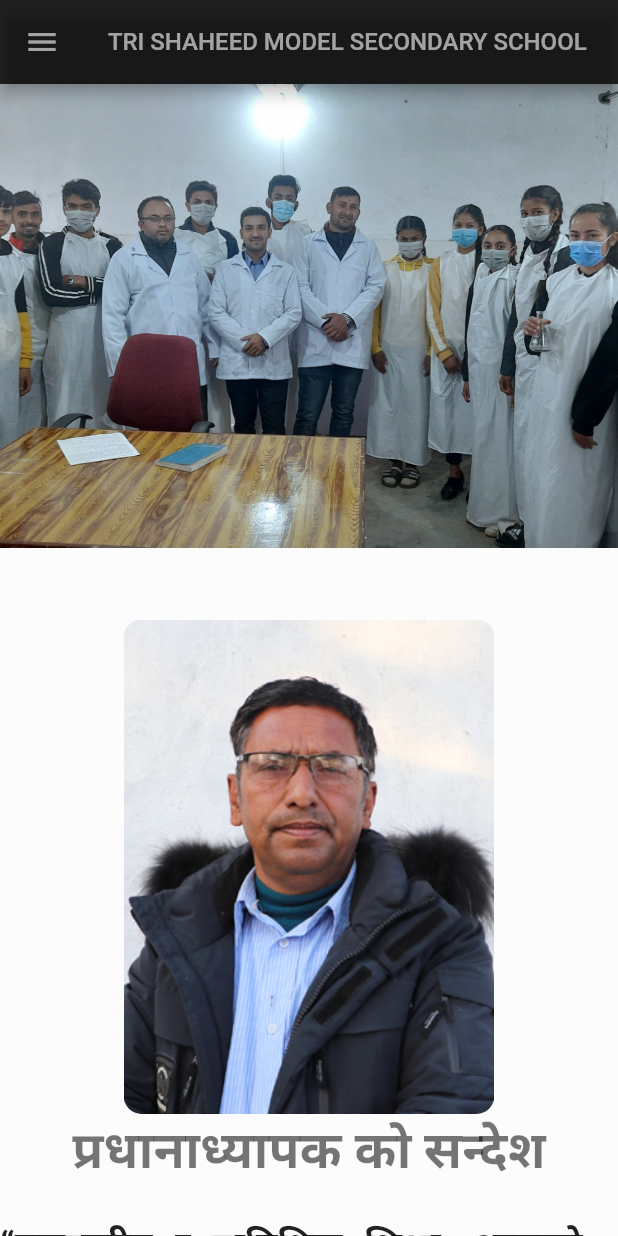
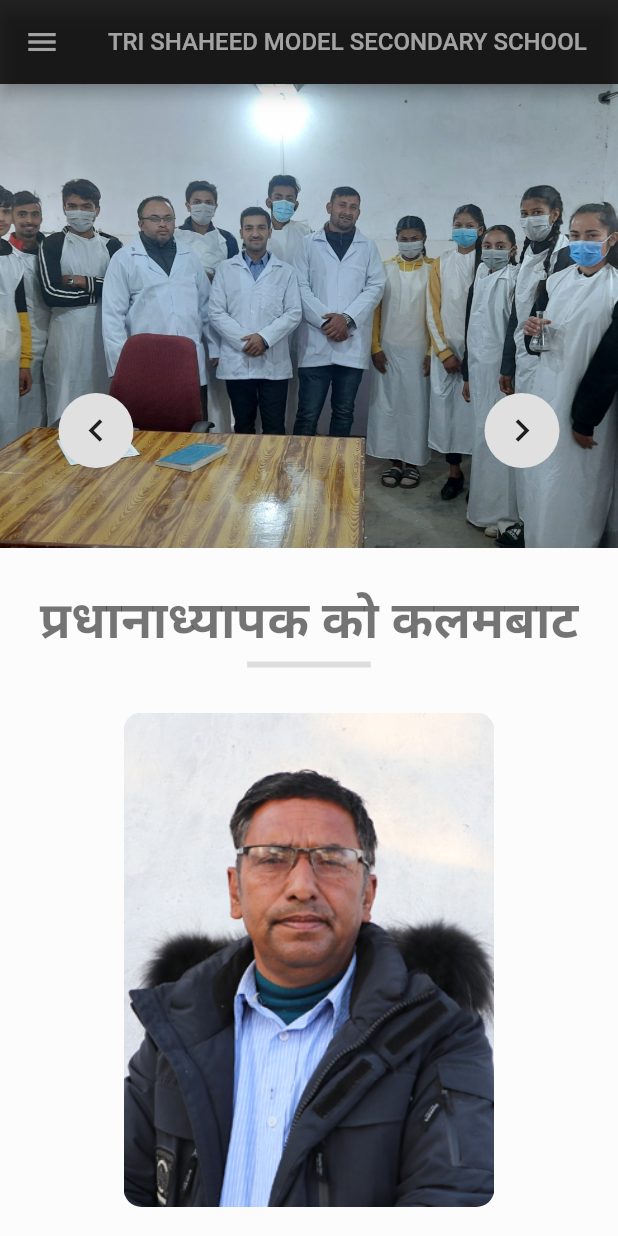
Before and after one commit to MohanDhakal/trishaheed-revamped, a Flutter app: the screen it shows after launch, on a phone screen of 412 x 824 dp. Run offline on Flutter 3.47's test engine with Material 2 defaults, Android fonts, the phone set to English and light mode, and no system bars; drawn by our look-alikes of carousel_slider; our stand-ins replace dartz, data_table_2, dio, responsive_framework, shimmer, url_strategy; missing offline and left inert: file_saver, flutter_quill, webviewx.

Commit message:
homepage ui improved:made responsive

```diff
--- a/lib/pages/home_page.dart
+++ b/lib/pages/home_page.dart
@@ -76,7 +76,9 @@ class _HomePageState extends State<HomePage> {
                     ),
                   ),
                   Positioned(
-                    top: size.height * 0.4,
+                    top: responsiveWrapper.isMobile
+                        ? size.height * 0.25
+                        : size.height * 0.4,
                     left: 20,
                     child: MaterialButton(
                       onPressed: () {
@@ -98,7 +100,9 @@ class _HomePageState extends State<HomePage> {
                     ),
                   ),
                   Positioned(
-                    top: size.height * 0.4,
+                    top: responsiveWrapper.isMobile
+                        ? size.height * 0.25
+                        : size.height * 0.4,
                     right: 20,
                     child: MaterialButton(
                       onPressed: () {
@@ -121,9 +125,24 @@ class _HomePageState extends State<HomePage> {
                   )
                 ],
               ),
-              SizedBox(height: 48),
+              SizedBox(height: 24),
+              Text(
+                'प्रधानाध्यापक को कलमबाट',
+                textAlign: TextAlign.center,
+                style: ResponsiveWrapper.of(context).isMobile
+                    ? Theme.of(context)
+                        .textTheme
+                        .headlineMedium
+                        ?.copyWith(fontWeight: FontWeight.bold)
+                    : Theme.of(context)
+                        .textTheme
+                        .headlineLarge
+                        ?.copyWith(fontWeight: FontWeight.bold),
+              ),
+              SizedBox(width: size.width * 0.2, child: Divider(thickness: 4)),
+              SizedBox(height: 24),
               HeadMasterSaying(),
-              SizedBox(height: 48),
+              SizedBox(height: 24),
               Padding(
                 padding: const EdgeInsets.only(left: 20.0),
                 child: Text(
@@ -164,6 +183,7 @@ class _HomePageState extends State<HomePage> {
                     : ResponsiveRowColumnType.ROW,
                 rowMainAxisAlignment: MainAxisAlignment.spaceEvenly,
                 columnMainAxisAlignment: MainAxisAlignment.center,
+                columnMainAxisSize: MainAxisSize.min,
                 children: [
                   ResponsiveRowColumnItem(
                     child: Staff(
@@ -212,12 +232,12 @@ class _HomePageState extends State<HomePage> {
                       child: Staff(
                         staff: s.Staff(
                           fullName: "Mohan Kumar Dhakal",
-                          post: "Technical Instructor",
+                          post: "Technical Co-Ordinator",
                           dob: "2080-03-25",
                           address: "Panchamool-1, SYangja",
                           isActive: 1,
                           joinedAt: "2080-03-25",
-                          majorSubject: "Software Engineering",
+                          majorSubject: "BE.Software",
                           jobType: "Temporary",
                           rank: "0.1",
                           teacherLevel: "Secondary Level 2",
@@ -268,12 +288,13 @@ class _HomePageState extends State<HomePage> {
                       ],
                     )
                   : Column(
+                      mainAxisSize: MainAxisSize.min,
                       children: [
                         Highlights(
-                          imageUri: readingIcon,
-                          title: "Technical Education",
+                          imageUri: progressIcon,
+                          title: "Experienced Teachers",
                           detail:
-                              """Technology is inevitable in today's world.Our schools offers Computer Engineering to students willing to learn and explore more in technology sector.""",
+                              """Many of our teachers have years of teaching experience which helps our student get some practical knowledge alongside theory.""",
                         ),
                         SizedBox(height: 10),
                         Highlights(
@@ -296,6 +317,7 @@ class _HomePageState extends State<HomePage> {
               Center(
                 child: Text(
                   " STUDENT TESTIMONIALS",
+                  textAlign: TextAlign.center,
                   style: responsiveWrapper.isSmallerThan(DESKTOP)
                       ? Theme.of(context)
                           .textTheme
@@ -327,63 +349,54 @@ class _HomePageState extends State<HomePage> {
                         ResponsiveRowColumnItem(
                           child: StudentSaying(
                             saying:
-                                "'Technology is inevitable in today's world.I have been involved in Technical Stream from Grade 9, which has helped me grow as a technical person.'",
-                            name: "Milan Dhakal",
+                                """Friendly and motivating environment really helps us focus on what really matters. Our Teachers are available whenever we need them to clarify doubts.""",
+                            name: "Samraj Darji",
                             title: "Student",
+                            height: size.height * 0.35,
                             shadow: [
                               BoxShadow(
                                 color: Colors.black12,
-                                offset: Offset(1, 1),
-                                blurRadius: 1,
-                                spreadRadius: 1,
+                                offset: Offset(4, 4),
+                                blurRadius: 4,
+                                spreadRadius: 4,
                               ),
                             ],
                           ),
                         ),
-                        responsiveWrapper.isSmallerThan(DESKTOP)
-                            ? ResponsiveRowColumnItem(
-                                child: SizedBox(
-                                  height: 10,
-                                  child: Divider(height: 5.0),
-                                ),
-                              )
-                            : ResponsiveRowColumnItem(child: SizedBox()),
                         ResponsiveRowColumnItem(
                           child: StudentSaying(
+                            saying:
+                                "'Technology is inevitable in today's world.I have been involved in Technical Stream from Grade 9, which has helped me grow as a technical person.'",
+                            name: "Milan Dhakal",
+                            title: "Student",
+                            height: size.height * 0.35,
                             shadow: [
                               BoxShadow(
                                 color: Colors.black12,
-                              offset: Offset(2, 2),
+                                offset: Offset(4, 4),
                                 blurRadius: 4,
                                 spreadRadius: 4,
                               ),
-                            BoxShadow(
-                              color: Colors.black12,
-                              offset: Offset(-2, -2),
-                              blurRadius: 4,
-                              spreadRadius: 4,
-                            )
                             ],
-                        )),
-                        responsiveWrapper.isSmallerThan(DESKTOP)
-                            ? ResponsiveRowColumnItem(
-                                child: SizedBox(
-                                  height: 10,
-                                  child: Divider(height: 5.0),
                           ),
-                              )
-                            : ResponsiveRowColumnItem(child: SizedBox()),
+                        ),
                         ResponsiveRowColumnItem(
                           child: StudentSaying(
+                            height: size.height * 0.35,
+                            saying:
+                                """ I joined Tri-Shaheed at grade 5, The environment for study has improved as the time passes by. Today, while working as an instructor, I feel quality of our student has improved alot.""",
+                            name: "Mohan k. Dhakal",
+                            title: "Technical Instructor(Former Student)",
                             shadow: [
                               BoxShadow(
                                 color: Colors.black12,
-                              offset: Offset(1, 1),
-                              blurRadius: 1,
-                              spreadRadius: 1,
+                                offset: Offset(4, 4),
+                                blurRadius: 4,
+                                spreadRadius: 4,
+                              ),
+                            ],
+                          ),
                         )
-                          ],
-                        )),
                       ],
                     )
                   : SizedBox(
@@ -438,7 +451,7 @@ class _HomePageState extends State<HomePage> {
                                 color: Colors.transparent,
                                 shape: RoundedRectangleBorder(
                                     borderRadius: BorderRadius.circular(
-                                      8.0), // Adjust the border radius as needed
+                                        8.0) // Adjust the border radius as needed
                                     ),
                                 child: StudentSaying(
                                   height: size.height * 0.4,
--- a/lib/widgets/count_display.dart
+++ b/lib/widgets/count_display.dart
@@ -15,7 +15,7 @@ class CountDisplay extends StatelessWidget {
   @override
   Widget build(BuildContext context) {
     final wrapper = ResponsiveWrapper.of(context);
-    return wrapper.isLargerThan(TABLET)
+    return wrapper.isLargerThan(MOBILE)
         ? Row(
             mainAxisAlignment: MainAxisAlignment.spaceEvenly,
             children: [
@@ -26,11 +26,16 @@ class CountDisplay extends StatelessWidget {
             ],
           )
         : Column(
+            crossAxisAlignment: CrossAxisAlignment.center,
+            mainAxisSize: MainAxisSize.min,
             children: [
               CountWidget(number: staffs, forWhat: "Staffs"),
+              SizedBox(height: 8),
               CountWidget(number: students, forWhat: "Students"),
+              SizedBox(height: 8),
               CountWidget(
                   number: technicalStudents, forWhat: "Technical Students"),
+              SizedBox(height: 8),
             ],
           );
   }
@@ -46,8 +51,12 @@ class CountWidget extends StatelessWidget {
     final wrapper = ResponsiveWrapper.of(context);
 
     return Container(
-      height: wrapper.screenHeight * 0.3,
-      width: wrapper.screenWidth * 0.30,
+      height: wrapper.isLargerThan(MOBILE)
+          ? wrapper.screenWidth * 0.15
+          : wrapper.screenWidth * 0.4,
+      width: wrapper.isLargerThan(MOBILE)
+          ? wrapper.screenWidth * 0.3
+          : wrapper.screenWidth * 0.4,
       decoration: BoxDecoration(
         color: Colors.blue,
         gradient: LinearGradient(
@@ -72,6 +81,7 @@ class CountWidget extends StatelessWidget {
           SizedBox(height: 8),
           Text(
             forWhat,
+            textAlign: TextAlign.center,
             style: TextStyle(
               fontWeight: FontWeight.w500,
               color: Colors.white,
--- a/lib/widgets/headmaster_saying.dart
+++ b/lib/widgets/headmaster_saying.dart
@@ -51,19 +51,6 @@ class HeadMasterSaying extends StatelessWidget {
               crossAxisAlignment: CrossAxisAlignment.start,
               mainAxisSize: MainAxisSize.max,
               children: [
-                Center(
-                  child: Text('प्रधानाध्यापक को सन्देश',
-                      textAlign: TextAlign.center,
-                      style: ResponsiveWrapper.of(context).isMobile
-                          ? Theme.of(context)
-                              .textTheme
-                              .headlineMedium
-                              ?.copyWith(fontWeight: FontWeight.bold)
-                          : Theme.of(context)
-                              .textTheme
-                              .headlineLarge
-                              ?.copyWith(fontWeight: FontWeight.bold)),
-                ),
                 SizedBox(height: 24),
                 SizedBox(
                   width: ResponsiveWrapper.of(context).isLargerThan(TABLET)
--- a/lib/widgets/highlights.dart
+++ b/lib/widgets/highlights.dart
@@ -18,11 +18,12 @@ class Highlights extends StatelessWidget {
   @override
   Widget build(BuildContext context) {
     final size = MediaQuery.of(context).size;
+    final wrapper = ResponsiveWrapper.of(context);
     return Container(
-      width: ResponsiveWrapper.of(context).isSmallerThan(DESKTOP)
-          ? size.width * 0.8
-          : size.width / 3,
-      height: size.height * 0.5,
+      width: wrapper.isSmallerThan(DESKTOP) ? size.width * 0.8 : size.width / 3,
+      height: wrapper.isSmallerThan(DESKTOP)
+          ? size.height * 0.4
+          : size.height * 0.5,
       decoration: BoxDecoration(color: backgroundColor),
       child: Column(
         children: [
@@ -43,6 +44,7 @@ class Highlights extends StatelessWidget {
             style: Theme.of(context).textTheme.bodyMedium?.copyWith(
                   color: Colors.white,
                   fontSize: 20,
+                  fontWeight: FontWeight.bold,
                 ),
           ),
           SizedBox(
--- a/lib/widgets/staff.dart
+++ b/lib/widgets/staff.dart
@@ -18,8 +18,13 @@ class Staff extends StatelessWidget {
     final size = MediaQuery.of(context).size;
     return Container(
       decoration: BoxDecoration(
-        color: Colors.grey.shade300,
+        // color: Colors.grey.shade300,
         borderRadius: BorderRadius.circular(8),
+        gradient: LinearGradient(
+          colors: [Colors.orangeAccent, Color.fromARGB(255, 129, 240, 133)],
+          begin: Alignment.topLeft,
+          end: Alignment.bottomRight,
+        ),
       ),
       width: responsiveWrapper.isSmallerThan(DESKTOP)
           ? size.width * 0.9
```
Lines whose indentation alone changed are shown as unchanged.
